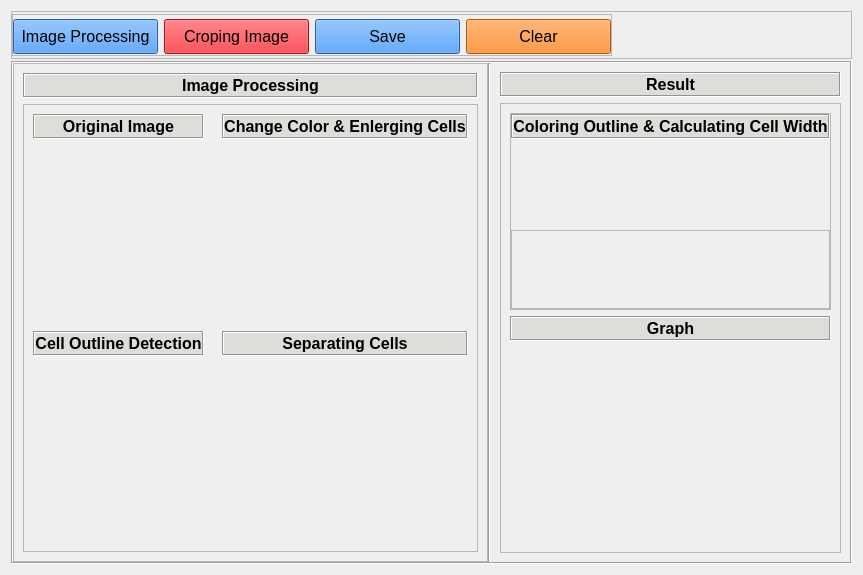
The window that ui_widget.ui (aziz-0110/moilapp-plugin-histologi-bat) describes before a commit, drawn with Qt 5.
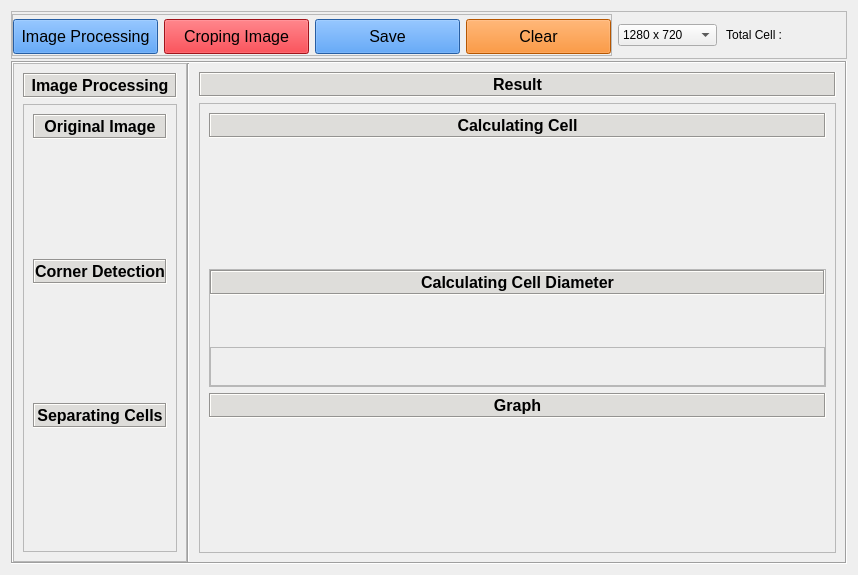
The same window after the commit.

Commit message: update ui, create function count cell

Patch:
```diff
--- a/ui_widget.ui
+++ b/ui_widget.ui
@@ -241,6 +241,32 @@
               </layout>
              </widget>
             </item>
+            <item>
+             <widget class="QComboBox" name="comboBox">
+              <item>
+               <property name="text">
+                <string>1280 x 720</string>
+               </property>
+              </item>
+              <item>
+               <property name="text">
+                <string>1920 × 1080</string>
+               </property>
+              </item>
+              <item>
+               <property name="text">
+                <string>2560 × 1440</string>
+               </property>
+              </item>
+             </widget>
+            </item>
+            <item>
+             <widget class="QLabel" name="totalCell">
+              <property name="text">
+               <string> Total Cell : </string>
+              </property>
+             </widget>
+            </item>
             <item>
              <spacer name="horizontalSpacer">
               <property name="orientation">
@@ -441,7 +467,7 @@
                      <enum>QFrame::Sunken</enum>
                     </property>
                     <property name="text">
-                     <string>Cell Outline Detection</string>
+                     <string>Corner Detection</string>
                     </property>
                     <property name="alignment">
                      <set>Qt::AlignCenter</set>
@@ -455,57 +481,6 @@
                     </property>
                    </widget>
                   </item>
-                 </layout>
-                </widget>
-               </item>
-               <item>
-                <widget class="QFrame" name="frame_6">
-                 <property name="frameShape">
-                  <enum>QFrame::NoFrame</enum>
-                 </property>
-                 <property name="frameShadow">
-                  <enum>QFrame::Raised</enum>
-                 </property>
-                 <layout class="QVBoxLayout" name="verticalLayout_3">
-                  <item>
-                   <widget class="QLabel" name="label_6">
-                    <property name="maximumSize">
-                     <size>
-                      <width>16777215</width>
-                      <height>25</height>
-                     </size>
-                    </property>
-                    <property name="font">
-                     <font>
-                      <pointsize>12</pointsize>
-                      <weight>75</weight>
-                      <bold>true</bold>
-                     </font>
-                    </property>
-                    <property name="styleSheet">
-                     <string notr="true">background-color: rgb(222, 221, 218);</string>
-                    </property>
-                    <property name="frameShape">
-                     <enum>QFrame::Box</enum>
-                    </property>
-                    <property name="frameShadow">
-                     <enum>QFrame::Sunken</enum>
-                    </property>
-                    <property name="text">
-                     <string>Change Color &amp; Enlerging Cells</string>
-                    </property>
-                    <property name="alignment">
-                     <set>Qt::AlignCenter</set>
-                    </property>
-                   </widget>
-                  </item>
-                  <item>
-                   <widget class="QLabel" name="img_morph">
-                    <property name="text">
-                     <string/>
-                    </property>
-                   </widget>
-                  </item>
                   <item>
                    <widget class="QLabel" name="label_4">
                     <property name="minimumSize">
@@ -623,6 +598,45 @@
                <enum>QFrame::Raised</enum>
               </property>
               <layout class="QVBoxLayout" name="verticalLayout_5">
+               <item>
+                <widget class="QLabel" name="label_6">
+                 <property name="maximumSize">
+                  <size>
+                   <width>16777215</width>
+                   <height>25</height>
+                  </size>
+                 </property>
+                 <property name="font">
+                  <font>
+                   <pointsize>12</pointsize>
+                   <weight>75</weight>
+                   <bold>true</bold>
+                  </font>
+                 </property>
+                 <property name="styleSheet">
+                  <string notr="true">background-color: rgb(222, 221, 218);</string>
+                 </property>
+                 <property name="frameShape">
+                  <enum>QFrame::Box</enum>
+                 </property>
+                 <property name="frameShadow">
+                  <enum>QFrame::Sunken</enum>
+                 </property>
+                 <property name="text">
+                  <string>Calculating Cell</string>
+                 </property>
+                 <property name="alignment">
+                  <set>Qt::AlignCenter</set>
+                 </property>
+                </widget>
+               </item>
+               <item>
+                <widget class="QLabel" name="img_morp">
+                 <property name="text">
+                  <string/>
+                 </property>
+                </widget>
+               </item>
                <item>
                 <widget class="QFrame" name="frame_10">
                  <property name="frameShape">
@@ -675,7 +689,7 @@
                      <enum>QFrame::Sunken</enum>
                     </property>
                     <property name="text">
-                     <string>Coloring Outline &amp; Calculating Cell Width</string>
+                     <string>Calculating Cell Diameter</string>
                     </property>
                     <property name="alignment">
                      <set>Qt::AlignCenter</set>
```
The commit also changes 2 other files.
